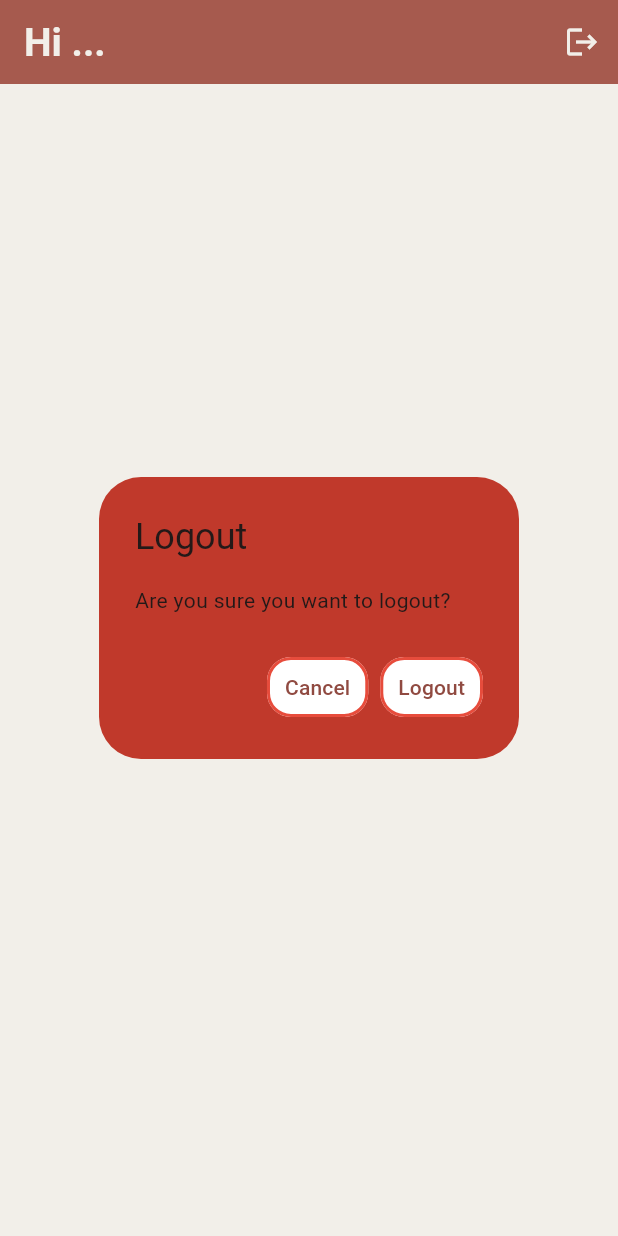
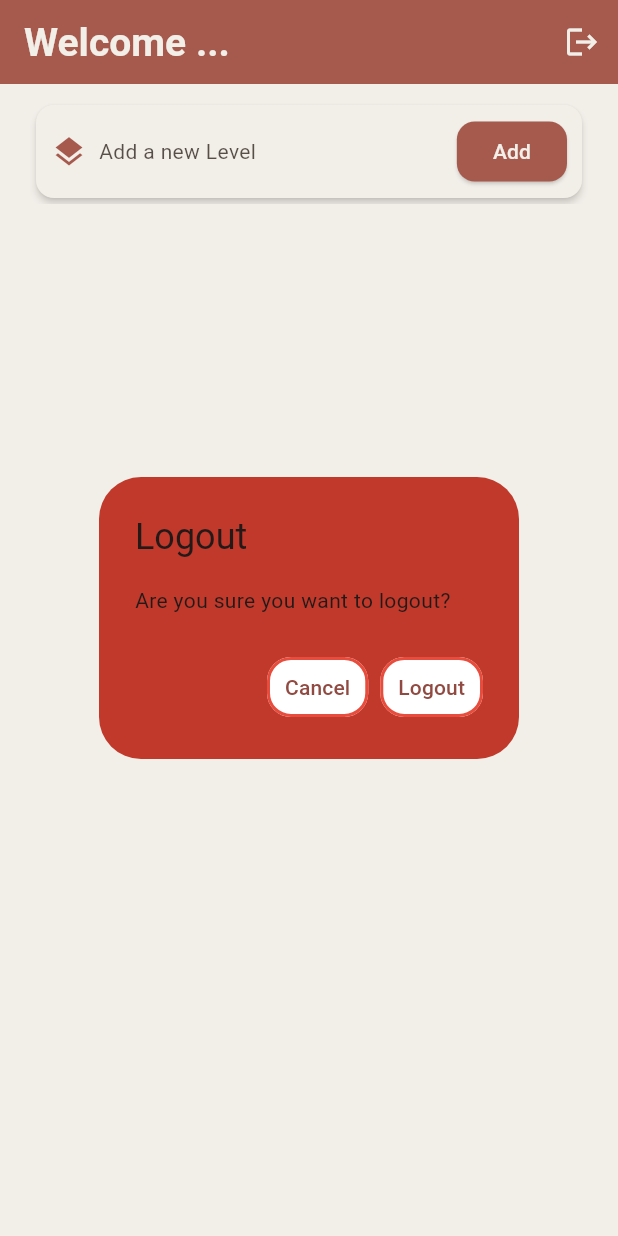
Before and after one commit to MinaYasser100/david_psalmist, a Flutter app: the HomeView screen opened by its route, after a tap on the "logout" icon, on a phone screen of 412 x 824 dp. Run offline on Flutter 3.47's test engine with Material 3 defaults, Android fonts, the phone set to English and light mode, and no system bars; our stand-ins replace cloud_firestore, connectivity_plus, dartz, firebase_auth, firebase_core, flutter_bloc and 7 more; accounts and stored records are empty.

Commit message:
do home header

```diff
--- a/lib/core/utils/theme_data_func.dart
+++ b/lib/core/utils/theme_data_func.dart
@@ -4,9 +4,9 @@ import 'package:flutter/material.dart';
 ThemeData themeDataFunc() {
   return ThemeData(
     scaffoldBackgroundColor: ColorsTheme().whiteColor,
-    primaryColor: ColorsTheme().primaryColor,
+    primaryColor: ColorsTheme().primaryDark,
     colorScheme: ColorScheme.fromSeed(
-      seedColor: ColorsTheme().primaryColor,
+      seedColor: ColorsTheme().primaryDark,
       brightness: Brightness.light,
       onPrimary: ColorsTheme().whiteColor,
       secondary: ColorsTheme().secondaryColor,
--- /dev/null
+++ b/lib/core/widgets/custom_button.dart
@@ -0,0 +1,20 @@
+import 'package:david_psalmist/core/theme/app_style.dart';
+import 'package:david_psalmist/core/utils/colors.dart';
+import 'package:flutter/material.dart';
+
+class CustomButton extends StatelessWidget {
+  const CustomButton({super.key, required this.text, this.onPressed});
+  final String text;
+  final void Function()? onPressed;
+  @override
+  Widget build(BuildContext context) {
+    return ElevatedButton(
+      style: ElevatedButton.styleFrom(
+        backgroundColor: ColorsTheme().primaryDark,
+        padding: const EdgeInsets.symmetric(horizontal: 24, vertical: 4),
+      ),
+      onPressed: onPressed,
+      child: Text(text, style: AppTextStyles.styleBold16sp(context)),
+    );
+  }
+}
--- a/lib/features/home/ui/home_view.dart
+++ b/lib/features/home/ui/home_view.dart
@@ -3,6 +3,7 @@ import 'package:david_psalmist/core/model/user_model/user_model.dart';
 import 'package:david_psalmist/core/utils/colors.dart';
 import 'package:david_psalmist/core/utils/constant.dart';
 import 'package:david_psalmist/core/widgets/custom_alert_dialoge.dart';
+import 'package:david_psalmist/features/home/ui/widgets/home_body_view.dart';
 import 'package:flutter/material.dart';
 
 class HomeView extends StatefulWidget {
@@ -24,7 +25,7 @@ class _HomeViewState extends State<HomeView> {
   Widget build(BuildContext context) {
     return Scaffold(
       appBar: AppBar(
-        title: Text('Hi ${userModel?.firstName}...'),
+        title: Text('Welcome ${userModel?.firstName}...'),
         centerTitle: false,
         actions: [
           IconButton(
@@ -47,7 +48,7 @@ class _HomeViewState extends State<HomeView> {
           ),
         ],
       ),
-      body: const Center(child: Text('Welcome to the Home View!')),
+      body: const HomeBodyView(),
     );
   }
 }
--- /dev/null
+++ b/lib/features/home/ui/widgets/home_body_view.dart
@@ -0,0 +1,14 @@
+import 'package:flutter/material.dart';
+
+import 'home_header_bar.dart';
+
+class HomeBodyView extends StatelessWidget {
+  const HomeBodyView({super.key});
+  @override
+  Widget build(BuildContext context) {
+    return Padding(
+      padding: const EdgeInsets.symmetric(horizontal: 20.0, vertical: 10),
+      child: CustomScrollView(slivers: [HomeHeaderBar()]),
+    );
+  }
+}
--- /dev/null
+++ b/lib/features/home/ui/widgets/home_header_bar.dart
@@ -0,0 +1,47 @@
+import 'package:david_psalmist/core/theme/app_style.dart';
+import 'package:david_psalmist/core/utils/colors.dart';
+import 'package:david_psalmist/core/widgets/custom_button.dart';
+import 'package:flutter/material.dart';
+
+class HomeHeaderBar extends StatelessWidget {
+  const HomeHeaderBar({super.key});
+
+  @override
+  Widget build(BuildContext context) {
+    return SliverAppBar(
+      pinned: true,
+      expandedHeight: 70.0,
+      backgroundColor: Colors.transparent,
+      flexibleSpace: FlexibleSpaceBar(
+        background: Card(
+          elevation: 2,
+          color: ColorsTheme().whiteColor,
+          shape: RoundedRectangleBorder(
+            borderRadius: BorderRadius.circular(12),
+          ),
+          child: Padding(
+            padding: const EdgeInsets.symmetric(horizontal: 10.0),
+            child: Row(
+              mainAxisAlignment: MainAxisAlignment.spaceBetween,
+              children: [
+                Row(
+                  children: [
+                    Icon(Icons.layers, color: ColorsTheme().primaryDark),
+                    const SizedBox(width: 8),
+                    Text(
+                      'Add a new Level',
+                      style: AppTextStyles.styleBold18sp(
+                        context,
+                      ).copyWith(color: Colors.black87),
+                    ),
+                  ],
+                ),
+                CustomButton(text: 'Add', onPressed: () {}),
+              ],
+            ),
+          ),
+        ),
+      ),
+    );
+  }
+}
```
